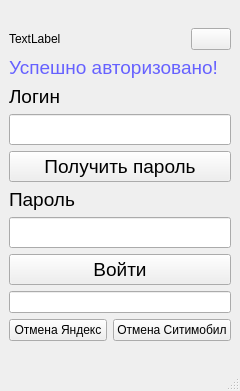
Qt form Partners/mainwindow.ui (Arankir/Yandex) before a commit.
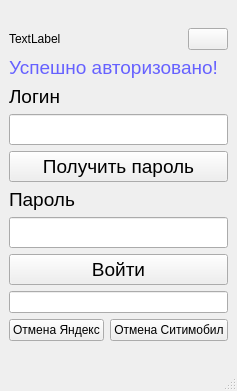
The same form after that commit.

```diff
--- a/Partners/mainwindow.ui
+++ b/Partners/mainwindow.ui
@@ -6,7 +6,7 @@
    <rect>
     <x>0</x>
     <y>0</y>
-    <width>240</width>
+    <width>216</width>
     <height>391</height>
    </rect>
   </property>
@@ -72,6 +72,9 @@
       <property name="text">
        <string>Успешно авторизовано!</string>
       </property>
+      <property name="wordWrap">
+       <bool>true</bool>
+      </property>
      </widget>
     </item>
     <item>
```
Left out of the diff: 2 changed lines with no effect on the pictures.
